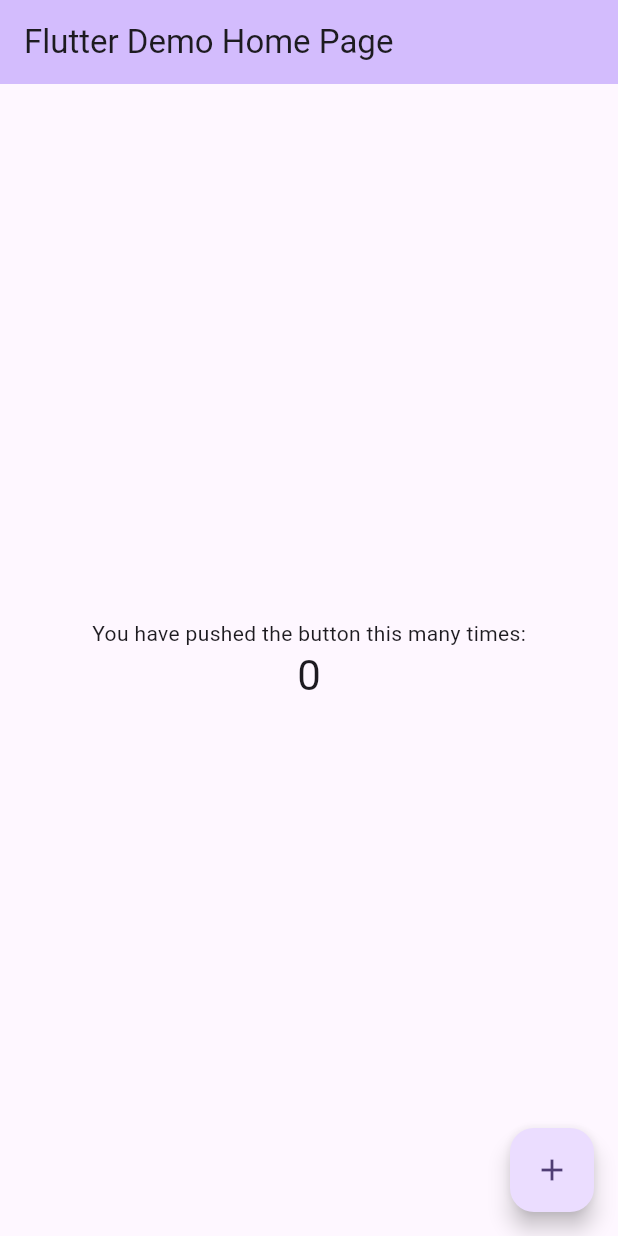
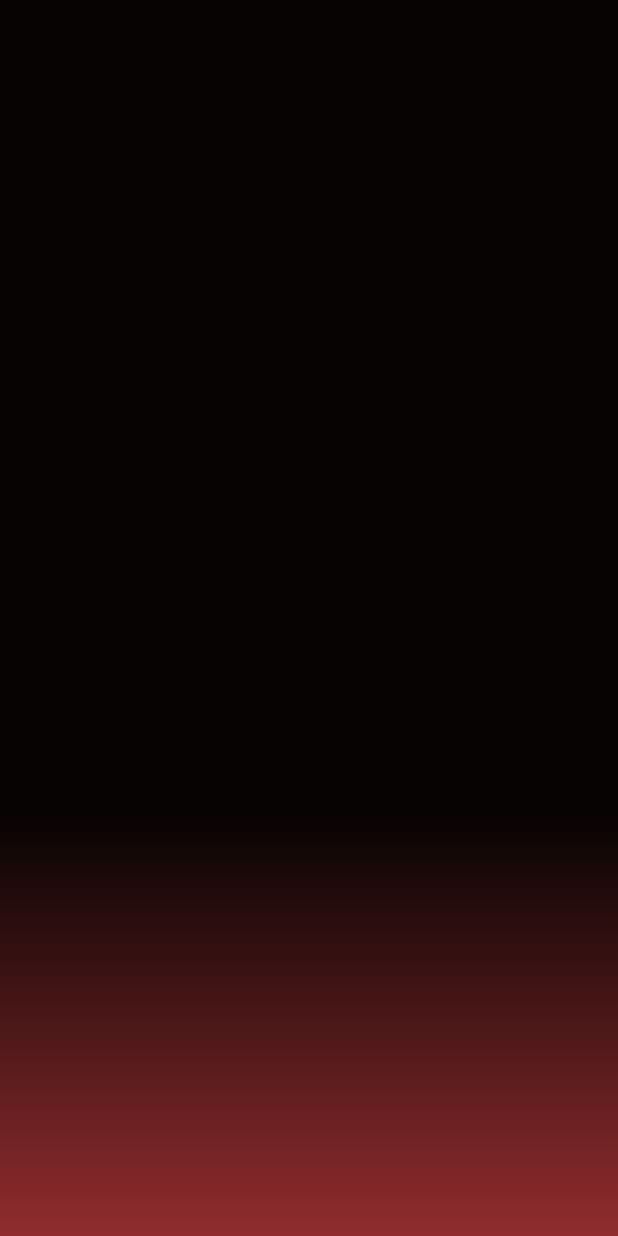
Before and after one commit to Rahuldj2/ASUR, a Flutter app: the screen it shows after launch, on a phone screen of 412 x 824 dp. Run offline on Flutter 3.47's test engine with Material 2 defaults, Android fonts, the light colour scheme and no system bars.

Commit message:
done background screen

```diff
--- /dev/null
+++ b/front-end/lib/Auth/login.dart
@@ -0,0 +1,23 @@
+import 'package:Asur/Global_Vairables/background_screen.dart';
+import 'package:flutter/material.dart';
+import 'package:flutter/widgets.dart';
+
+class LoginScreen extends StatefulWidget {
+  const LoginScreen({super.key});
+
+  @override
+  State<LoginScreen> createState() => _LoginScreenState();
+}
+
+class _LoginScreenState extends State<LoginScreen> {
+  @override
+  Widget build(BuildContext context) {
+    return Scaffold(
+      body: Stack(
+        children: [
+          GradientContainer()
+        ],
+      ),
+    );
+  }
+}
--- /dev/null
+++ b/front-end/lib/Global_Vairables/background_screen.dart
@@ -0,0 +1,48 @@
+import 'package:flutter/material.dart';
+
+class GradientContainer extends StatelessWidget {
+  @override
+  Widget build(BuildContext context) {
+    return ClipPath(
+      clipper: MyClipper(),
+      child: Container(
+        width: double.infinity,
+        height: double.infinity,
+        decoration: BoxDecoration(
+          gradient: LinearGradient(
+            colors: [
+              //#7A2529--> bottom   #080303--> mid      #050303--> top
+             // Color(0xff050303),
+             // Color(0xff7A2529),
+              Color(0xff080303),
+              Color(0xff912C2E)
+
+            ],
+            stops: [ 0.66, 1],
+            begin: Alignment.topCenter,
+            end: Alignment.bottomCenter
+          ),
+        ),
+      ),
+    );
+  }
+}
+
+
+
+
+class MyClipper extends CustomClipper<Path> {
+  @override
+  Path getClip(Size size) {
+    final path = Path();
+    path.lineTo(0, size.height);
+    path.quadraticBezierTo(size.width / 2, size.height * 1.2, size.width, size.height);
+    path.lineTo(size.width, 0);
+    path.lineTo(0, 0); // Add this line to close the path
+    path.close();
+    return path;
+  }
+
+  @override
+  bool shouldReclip(CustomClipper<Path> oldClipper) => false;
+}
--- a/front-end/lib/main.dart
+++ b/front-end/lib/main.dart
@@ -1,3 +1,4 @@
+import 'package:Asur/Auth/login.dart';
 import 'package:flutter/material.dart';
 
 void main() {
@@ -31,7 +32,7 @@ class MyApp extends StatelessWidget {
         colorScheme: ColorScheme.fromSeed(seedColor: Colors.deepPurple),
         useMaterial3: true,
       ),
-      home: const MyHomePage(title: 'Flutter Demo Home Page'),
+      home: LoginScreen()
     );
   }
 }
```
